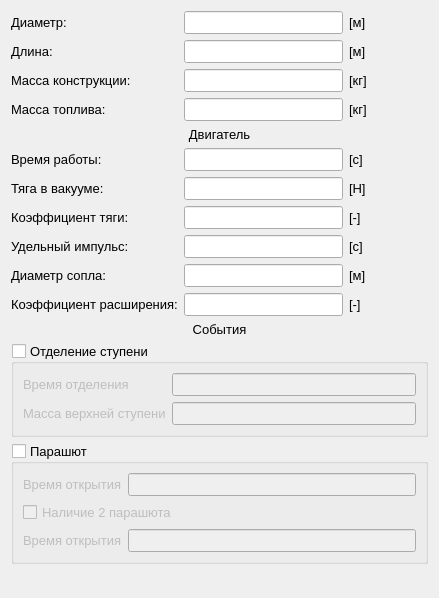
KvES13/RocketSimulation, file src/widgets/wrocket.ui: the form before one commit.
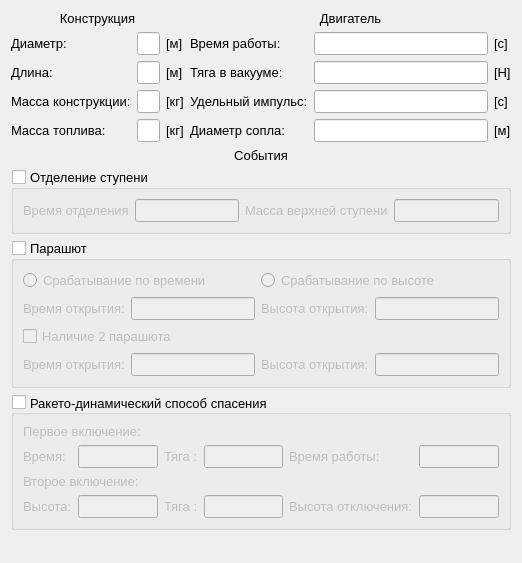
The form after the commit.

What changed in the file:
```diff
--- a/src/widgets/wrocket.ui
+++ b/src/widgets/wrocket.ui
@@ -6,8 +6,8 @@
    <rect>
     <x>0</x>
     <y>0</y>
-    <width>439</width>
-    <height>598</height>
+    <width>522</width>
+    <height>563</height>
    </rect>
   </property>
   <property name="windowTitle">
@@ -16,7 +16,81 @@
   <layout class="QGridLayout" name="gridLayout_2">
    <item row="1" column="0">
     <layout class="QGridLayout" name="gridLayout">
-     <item row="4" column="0" colspan="4">
+     <item row="1" column="3">
+      <widget class="QLabel" name="label_2">
+       <property name="font">
+        <font>
+         <pointsize>10</pointsize>
+        </font>
+       </property>
+       <property name="text">
+        <string>[м]</string>
+       </property>
+      </widget>
+     </item>
+     <item row="3" column="0">
+      <widget class="QLabel" name="label_4">
+       <property name="font">
+        <font>
+         <pointsize>10</pointsize>
+        </font>
+       </property>
+       <property name="text">
+        <string>Масса конструкции:</string>
+       </property>
+      </widget>
+     </item>
+     <item row="17" column="0" colspan="7">
+      <widget class="QGroupBox" name="gbSeparation">
+       <property name="font">
+        <font>
+         <pointsize>10</pointsize>
+        </font>
+       </property>
+       <property name="title">
+        <string>Отделение ступени</string>
+       </property>
+       <property name="checkable">
+        <bool>true</bool>
+       </property>
+       <property name="checked">
+        <bool>false</bool>
+       </property>
+       <layout class="QGridLayout" name="gridLayout_5">
+        <item row="0" column="1">
+         <widget class="QLineEdit" name="leTimeSeparation"/>
+        </item>
+        <item row="0" column="0">
+         <widget class="QLabel" name="label_23">
+          <property name="font">
+           <font>
+            <pointsize>10</pointsize>
+           </font>
+          </property>
+          <property name="text">
+           <string>Время отделения</string>
+          </property>
+         </widget>
+        </item>
+        <item row="0" column="2">
+         <widget class="QLabel" name="label_24">
+          <property name="font">
+           <font>
+            <pointsize>10</pointsize>
+           </font>
+          </property>
+          <property name="text">
+           <string>Масса верхней ступени</string>
+          </property>
+         </widget>
+        </item>
+        <item row="0" column="3">
+         <widget class="QLineEdit" name="leUpperStageMass"/>
+        </item>
+       </layout>
+      </widget>
+     </item>
+     <item row="0" column="4" colspan="3">
       <widget class="QLabel" name="label_9">
        <property name="sizePolicy">
         <sizepolicy hsizetype="Preferred" vsizetype="Maximum">
@@ -65,8 +139,8 @@
        </property>
       </widget>
      </item>
-     <item row="10" column="1" colspan="2">
-      <widget class="QLineEdit" name="leNozzleExpansionRatio">
+     <item row="1" column="5">
+      <widget class="QLineEdit" name="leEngBurnDuration">
        <property name="font">
         <font>
          <pointsize>10</pointsize>
@@ -74,79 +148,7 @@
        </property>
       </widget>
      </item>
-     <item row="0" column="3">
-      <widget class="QLabel" name="label_2">
-       <property name="font">
-        <font>
-         <pointsize>10</pointsize>
-        </font>
-       </property>
-       <property name="text">
-        <string>[м]</string>
-       </property>
-      </widget>
-     </item>
-     <item row="6" column="0">
-      <widget class="QLabel" name="label_11">
-       <property name="font">
-        <font>
-         <pointsize>10</pointsize>
-        </font>
-       </property>
-       <property name="text">
-        <string>Тяга в вакууме:</string>
-       </property>
-      </widget>
-     </item>
-     <item row="7" column="3">
-      <widget class="QLabel" name="label_18">
-       <property name="font">
-        <font>
-         <pointsize>10</pointsize>
-        </font>
-       </property>
-       <property name="text">
-        <string>[-]</string>
-       </property>
-      </widget>
-     </item>
-     <item row="6" column="3">
-      <widget class="QLabel" name="label_17">
-       <property name="font">
-        <font>
-         <pointsize>10</pointsize>
-        </font>
-       </property>
-       <property name="text">
-        <string>[Н]</string>
-       </property>
-      </widget>
-     </item>
-     <item row="7" column="0">
-      <widget class="QLabel" name="label_12">
-       <property name="font">
-        <font>
-         <pointsize>10</pointsize>
-        </font>
-       </property>
-       <property name="text">
-        <string>Коэффициент тяги:</string>
-       </property>
-      </widget>
-     </item>
-     <item row="2" column="0">
-      <widget class="QLabel" name="label_4">
-       <property name="font">
-        <font>
-         <pointsize>10</pointsize>
-        </font>
-       </property>
-       <property name="text">
-        <string>Масса конструкции:</string>
-       </property>
-      </widget>
-     </item>
-     <item row="8" column="0">
+     <item row="3" column="4">
       <widget class="QLabel" name="label_13">
        <property name="font">
         <font>
@@ -158,7 +160,28 @@
        </property>
       </widget>
      </item>
-     <item row="3" column="0">
+     <item row="1" column="6">
+      <widget class="QLabel" name="label_16">
+       <property name="font">
+        <font>
+         <pointsize>10</pointsize>
+        </font>
+       </property>
+       <property name="text">
+        <string>[с]</string>
+       </property>
+      </widget>
+     </item>
+     <item row="3" column="5">
+      <widget class="QLineEdit" name="leISPVac">
+       <property name="font">
+        <font>
+         <pointsize>10</pointsize>
+        </font>
+       </property>
+      </widget>
+     </item>
+     <item row="4" column="0">
       <widget class="QLabel" name="label_5">
        <property name="font">
         <font>
@@ -170,116 +193,8 @@
        </property>
       </widget>
      </item>
-     <item row="11" column="0" colspan="4">
-      <widget class="QLabel" name="label_22">
-       <property name="sizePolicy">
-        <sizepolicy hsizetype="Preferred" vsizetype="Maximum">
-         <horstretch>0</horstretch>
-         <verstretch>0</verstretch>
-        </sizepolicy>
-       </property>
-       <property name="font">
-        <font>
-         <pointsize>10</pointsize>
-        </font>
-       </property>
-       <property name="text">
-        <string>События</string>
-       </property>
-       <property name="alignment">
-        <set>Qt::AlignCenter</set>
-       </property>
-      </widget>
-     </item>
-     <item row="10" column="3">
-      <widget class="QLabel" name="label_21">
-       <property name="font">
-        <font>
-         <pointsize>10</pointsize>
-        </font>
-       </property>
-       <property name="text">
-        <string>[-]</string>
-       </property>
-      </widget>
-     </item>
-     <item row="0" column="1" colspan="2">
-      <widget class="QLineEdit" name="leDiameter">
-       <property name="font">
-        <font>
-         <pointsize>10</pointsize>
-        </font>
-       </property>
-      </widget>
-     </item>
-     <item row="9" column="1" colspan="2">
-      <widget class="QLineEdit" name="leEngDiameter">
-       <property name="font">
-        <font>
-         <pointsize>10</pointsize>
-        </font>
-       </property>
-      </widget>
-     </item>
-     <item row="9" column="0">
-      <widget class="QLabel" name="label_14">
-       <property name="font">
-        <font>
-         <pointsize>10</pointsize>
-        </font>
-       </property>
-       <property name="text">
-        <string>Диаметр сопла:</string>
-       </property>
-      </widget>
-     </item>
-     <item row="8" column="3">
-      <widget class="QLabel" name="label_19">
-       <property name="font">
-        <font>
-         <pointsize>10</pointsize>
-        </font>
-       </property>
-       <property name="text">
-        <string>[с]</string>
-       </property>
-      </widget>
-     </item>
-     <item row="1" column="3">
-      <widget class="QLabel" name="label_8">
-       <property name="font">
-        <font>
-         <pointsize>10</pointsize>
-        </font>
-       </property>
-       <property name="text">
-        <string>[м]</string>
-       </property>
-      </widget>
-     </item>
-     <item row="10" column="0">
-      <widget class="QLabel" name="label_15">
-       <property name="font">
-        <font>
-         <pointsize>10</pointsize>
-        </font>
-       </property>
-       <property name="text">
-        <string>Коэффициент расширения:</string>
-       </property>
-      </widget>
-     </item>
-     <item row="8" column="1" colspan="2">
-      <widget class="QLineEdit" name="leISPVac">
-       <property name="font">
-        <font>
-         <pointsize>10</pointsize>
-        </font>
-       </property>
-      </widget>
-     </item>
      <item row="3" column="1" colspan="2">
-      <widget class="QLineEdit" name="lePropellant">
+      <widget class="QLineEdit" name="leMassInert">
        <property name="font">
         <font>
          <pointsize>10</pointsize>
@@ -287,7 +202,64 @@
        </property>
       </widget>
      </item>
+     <item row="2" column="0">
+      <widget class="QLabel" name="label_3">
+       <property name="font">
+        <font>
+         <pointsize>10</pointsize>
+        </font>
+       </property>
+       <property name="text">
+        <string>Длина:</string>
+       </property>
+      </widget>
+     </item>
      <item row="3" column="3">
+      <widget class="QLabel" name="label_7">
+       <property name="font">
+        <font>
+         <pointsize>10</pointsize>
+        </font>
+       </property>
+       <property name="text">
+        <string>[кг]</string>
+       </property>
+      </widget>
+     </item>
+     <item row="4" column="4">
+      <widget class="QLabel" name="label_14">
+       <property name="font">
+        <font>
+         <pointsize>10</pointsize>
+        </font>
+       </property>
+       <property name="text">
+        <string>Диаметр сопла:</string>
+       </property>
+      </widget>
+     </item>
+     <item row="2" column="6">
+      <widget class="QLabel" name="label_17">
+       <property name="font">
+        <font>
+         <pointsize>10</pointsize>
+        </font>
+       </property>
+       <property name="text">
+        <string>[Н]</string>
+       </property>
+      </widget>
+     </item>
+     <item row="2" column="5">
+      <widget class="QLineEdit" name="leThrustVac">
+       <property name="font">
+        <font>
+         <pointsize>10</pointsize>
+        </font>
+       </property>
+      </widget>
+     </item>
+     <item row="4" column="3">
       <widget class="QLabel" name="label_6">
        <property name="font">
         <font>
@@ -299,7 +271,128 @@
        </property>
       </widget>
      </item>
-     <item row="5" column="0">
+     <item row="2" column="3">
+      <widget class="QLabel" name="label_8">
+       <property name="font">
+        <font>
+         <pointsize>10</pointsize>
+        </font>
+       </property>
+       <property name="text">
+        <string>[м]</string>
+       </property>
+      </widget>
+     </item>
+     <item row="19" column="0" colspan="7">
+      <widget class="QGroupBox" name="groupBox">
+       <property name="font">
+        <font>
+         <pointsize>10</pointsize>
+        </font>
+       </property>
+       <property name="title">
+        <string>Ракето-динамический способ спасения</string>
+       </property>
+       <property name="alignment">
+        <set>Qt::AlignLeading|Qt::AlignLeft|Qt::AlignVCenter</set>
+       </property>
+       <property name="checkable">
+        <bool>true</bool>
+       </property>
+       <property name="checked">
+        <bool>false</bool>
+       </property>
+       <layout class="QGridLayout" name="gridLayout_4">
+        <item row="1" column="1">
+         <widget class="QLineEdit" name="lineEdit_3"/>
+        </item>
+        <item row="1" column="2">
+         <widget class="QLabel" name="label_32">
+          <property name="text">
+           <string>Тяга :</string>
+          </property>
+         </widget>
+        </item>
+        <item row="1" column="4">
+         <widget class="QLabel" name="label_33">
+          <property name="text">
+           <string>Время работы:</string>
+          </property>
+         </widget>
+        </item>
+        <item row="3" column="1">
+         <widget class="QLineEdit" name="lineEdit_6"/>
+        </item>
+        <item row="1" column="0">
+         <widget class="QLabel" name="label_31">
+          <property name="text">
+           <string>Время:</string>
+          </property>
+         </widget>
+        </item>
+        <item row="3" column="0">
+         <widget class="QLabel" name="label_34">
+          <property name="text">
+           <string>Высота:</string>
+          </property>
+         </widget>
+        </item>
+        <item row="3" column="4">
+         <widget class="QLabel" name="label_36">
+          <property name="text">
+           <string>Высота отключения:</string>
+          </property>
+         </widget>
+        </item>
+        <item row="0" column="0" colspan="6">
+         <widget class="QLabel" name="label_37">
+          <property name="text">
+           <string>Первое включение:</string>
+          </property>
+         </widget>
+        </item>
+        <item row="3" column="2">
+         <widget class="QLabel" name="label_35">
+          <property name="text">
+           <string>Тяга :</string>
+          </property>
+         </widget>
+        </item>
+        <item row="1" column="3">
+         <widget class="QLineEdit" name="lineEdit_4"/>
+        </item>
+        <item row="3" column="5">
+         <widget class="QLineEdit" name="lineEdit_8"/>
+        </item>
+        <item row="1" column="5">
+         <widget class="QLineEdit" name="lineEdit_5"/>
+        </item>
+        <item row="3" column="3">
+         <widget class="QLineEdit" name="lineEdit_7"/>
+        </item>
+        <item row="2" column="0" colspan="6">
+         <widget class="QLabel" name="label_38">
+          <property name="text">
+           <string>Второе включение:</string>
+          </property>
+         </widget>
+        </item>
+       </layout>
+      </widget>
+     </item>
+     <item row="2" column="4">
+      <widget class="QLabel" name="label_11">
+       <property name="font">
+        <font>
+         <pointsize>10</pointsize>
+        </font>
+       </property>
+       <property name="text">
+        <string>Тяга в вакууме:</string>
+       </property>
+      </widget>
+     </item>
+     <item row="1" column="4">
       <widget class="QLabel" name="label_10">
        <property name="font">
         <font>
@@ -311,20 +404,17 @@
        </property>
       </widget>
      </item>
-     <item row="9" column="3">
-      <widget class="QLabel" name="label_20">
+     <item row="4" column="5">
+      <widget class="QLineEdit" name="leEngDiameter">
        <property name="font">
         <font>
          <pointsize>10</pointsize>
         </font>
        </property>
-       <property name="text">
-        <string>[м]</string>
-       </property>
       </widget>
      </item>
-     <item row="6" column="1" colspan="2">
-      <widget class="QLineEdit" name="leThrustVac">
+     <item row="4" column="1" colspan="2">
+      <widget class="QLineEdit" name="lePropellant">
        <property name="font">
         <font>
          <pointsize>10</pointsize>
@@ -332,7 +422,7 @@
        </property>
       </widget>
      </item>
-     <item row="1" column="1" colspan="2">
+     <item row="2" column="1" colspan="2">
       <widget class="QLineEdit" name="leLenght">
        <property name="font">
         <font>
@@ -341,16 +431,7 @@
        </property>
       </widget>
      </item>
-     <item row="7" column="1" colspan="2">
-      <widget class="QLineEdit" name="leThrustCoef">
-       <property name="font">
-        <font>
-         <pointsize>10</pointsize>
-        </font>
-       </property>
-      </widget>
-     </item>
-     <item row="0" column="0">
+     <item row="1" column="0">
       <widget class="QLabel" name="label">
        <property name="font">
         <font>
@@ -362,20 +443,29 @@
        </property>
       </widget>
      </item>
-     <item row="1" column="0">
-      <widget class="QLabel" name="label_3">
+     <item row="16" column="0" colspan="7">
+      <widget class="QLabel" name="label_22">
+       <property name="sizePolicy">
+        <sizepolicy hsizetype="Preferred" vsizetype="Maximum">
+         <horstretch>0</horstretch>
+         <verstretch>0</verstretch>
+        </sizepolicy>
+       </property>
        <property name="font">
         <font>
          <pointsize>10</pointsize>
         </font>
        </property>
        <property name="text">
-        <string>Длина:</string>
+        <string>События</string>
        </property>
+       <property name="alignment">
+        <set>Qt::AlignCenter</set>
+       </property>
       </widget>
      </item>
-     <item row="5" column="1" colspan="2">
-      <widget class="QLineEdit" name="leEngBurnDuration">
+     <item row="1" column="1" colspan="2">
+      <widget class="QLineEdit" name="leDiameter">
        <property name="font">
         <font>
          <pointsize>10</pointsize>
@@ -383,8 +473,35 @@
        </property>
       </widget>
      </item>
-     <item row="5" column="3">
-      <widget class="QLabel" name="label_16">
+     <item row="4" column="6">
+      <widget class="QLabel" name="label_20">
+       <property name="font">
+        <font>
+         <pointsize>10</pointsize>
+        </font>
+       </property>
+       <property name="text">
+        <string>[м]</string>
+       </property>
+      </widget>
+     </item>
+     <item row="0" column="0" colspan="4">
+      <widget class="QLabel" name="label_28">
+       <property name="font">
+        <font>
+         <pointsize>10</pointsize>
+        </font>
+       </property>
+       <property name="text">
+        <string>Конструкция</string>
+       </property>
+       <property name="alignment">
+        <set>Qt::AlignCenter</set>
+       </property>
+      </widget>
+     </item>
+     <item row="3" column="6">
+      <widget class="QLabel" name="label_19">
        <property name="font">
         <font>
          <pointsize>10</pointsize>
@@ -395,78 +512,7 @@
        </property>
       </widget>
      </item>
-     <item row="2" column="3">
-      <widget class="QLabel" name="label_7">
-       <property name="font">
-        <font>
-         <pointsize>10</pointsize>
-        </font>
-       </property>
-       <property name="text">
-        <string>[кг]</string>
-       </property>
-      </widget>
-     </item>
-     <item row="2" column="1" colspan="2">
-      <widget class="QLineEdit" name="leMassInert">
-       <property name="font">
-        <font>
-         <pointsize>10</pointsize>
-        </font>
-       </property>
-      </widget>
-     </item>
-     <item row="12" column="0" colspan="4">
-      <widget class="QGroupBox" name="gbSeparation">
-       <property name="font">
-        <font>
-         <pointsize>10</pointsize>
-        </font>
-       </property>
-       <property name="title">
-        <string>Отделение ступени</string>
-       </property>
-       <property name="checkable">
-        <bool>true</bool>
-       </property>
-       <property name="checked">
-        <bool>false</bool>
-       </property>
-       <layout class="QFormLayout" name="formLayout">
-        <item row="0" column="0">
-         <widget class="QLabel" name="label_23">
-          <property name="font">
-           <font>
-            <pointsize>10</pointsize>
-           </font>
-          </property>
-          <property name="text">
-           <string>Время отделения</string>
-          </property>
-         </widget>
-        </item>
-        <item row="0" column="1">
-         <widget class="QLineEdit" name="leTimeSeparation"/>
-        </item>
-        <item row="1" column="1">
-         <widget class="QLineEdit" name="leUpperStageMass"/>
-        </item>
-        <item row="1" column="0">
-         <widget class="QLabel" name="label_24">
-          <property name="font">
-           <font>
-            <pointsize>10</pointsize>
-           </font>
-          </property>
-          <property name="text">
-           <string>Масса верхней ступени</string>
-          </property>
-         </widget>
-        </item>
-       </layout>
-      </widget>
-     </item>
-     <item row="13" column="0" colspan="4">
+     <item row="18" column="0" colspan="7">
       <widget class="QGroupBox" name="gbParachute">
        <property name="font">
         <font>
@@ -482,8 +528,8 @@
        <property name="checked">
         <bool>false</bool>
        </property>
-       <layout class="QFormLayout" name="formLayout_2">
-        <item row="0" column="0">
+       <layout class="QGridLayout" name="gridLayout_3">
+        <item row="1" column="0">
          <widget class="QLabel" name="label_25">
           <property name="font">
            <font>
@@ -491,29 +537,63 @@
            </font>
           </property>
           <property name="text">
-           <string>Время открытия</string>
+           <string>Время открытия:</string>
           </property>
          </widget>
         </item>
-        <item row="2" column="0">
-         <widget class="QLabel" name="label_27">
-          <property name="font">
-           <font>
-            <pointsize>10</pointsize>
-           </font>
-          </property>
-          <property name="text">
-           <string>Время открытия</string>
-          </property>
-         </widget>
+        <item row="1" column="3">
+         <widget class="QLineEdit" name="lineEdit"/>
         </item>
-        <item row="0" column="1">
+        <item row="1" column="1">
          <widget class="QLineEdit" name="leParachuteOpen1"/>
         </item>
-        <item row="2" column="1">
+        <item row="3" column="0">
+         <widget class="QLabel" name="label_27">
+          <property name="font">
+           <font>
+            <pointsize>10</pointsize>
+           </font>
+          </property>
+          <property name="text">
+           <string>Время открытия:</string>
+          </property>
+         </widget>
+        </item>
+        <item row="0" column="2" colspan="2">
+         <widget class="QRadioButton" name="radioButton_2">
+          <property name="text">
+           <string>Срабатывание по высоте</string>
+          </property>
+         </widget>
+        </item>
+        <item row="3" column="2">
+         <widget class="QLabel" name="label_30">
+          <property name="text">
+           <string>Высота открытия:</string>
+          </property>
+         </widget>
+        </item>
+        <item row="3" column="1">
          <widget class="QLineEdit" name="leParachuteOpen2"/>
         </item>
-        <item row="1" column="0" colspan="2">
+        <item row="3" column="3">
+         <widget class="QLineEdit" name="lineEdit_2"/>
+        </item>
+        <item row="0" column="0" colspan="2">
+         <widget class="QRadioButton" name="radioButton">
+          <property name="text">
+           <string>Срабатывание по времени</string>
+          </property>
+         </widget>
+        </item>
+        <item row="1" column="2">
+         <widget class="QLabel" name="label_29">
+          <property name="text">
+           <string>Высота открытия:</string>
+          </property>
+         </widget>
+        </item>
+        <item row="2" column="0" colspan="4">
          <widget class="QCheckBox" name="cbSecondParachute">
           <property name="font">
            <font>
@@ -530,7 +610,7 @@
      </item>
     </layout>
    </item>
-   <item row="2" column="0">
+   <item row="4" column="0">
     <spacer name="verticalSpacer">
      <property name="orientation">
       <enum>Qt::Vertical</enum>
```
